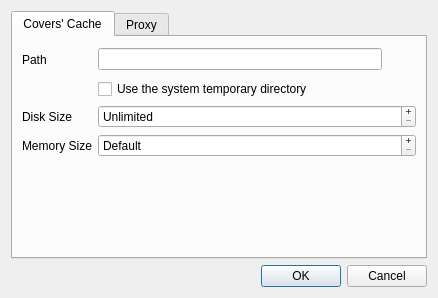
Old version of the form qwbfs/src/PropertiesDialog.ui in the repository amestica/qwbfs.
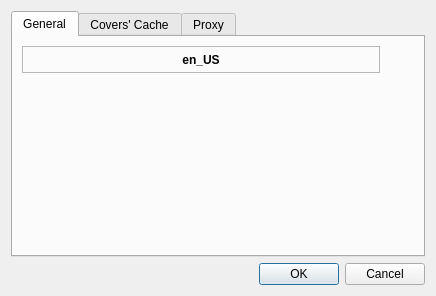
New version of the form. Icons and pictures are not drawn.

What changed in the file:
```diff
--- a/qwbfs/src/PropertiesDialog.ui
+++ b/qwbfs/src/PropertiesDialog.ui
@@ -6,8 +6,8 @@
    <rect>
     <x>0</x>
     <y>0</y>
-    <width>438</width>
-    <height>298</height>
+    <width>436</width>
+    <height>296</height>
    </rect>
   </property>
   <property name="windowTitle">
@@ -19,6 +19,81 @@
      <property name="currentIndex">
       <number>0</number>
      </property>
+     <widget class="QWidget" name="wGeneral">
+      <attribute name="title">
+       <string>General</string>
+      </attribute>
+      <layout class="QVBoxLayout" name="verticalLayout_2">
+       <item>
+        <layout class="QHBoxLayout" name="horizontalLayout_2">
+         <item>
+          <widget class="QLabel" name="lCurrentLocale">
+           <property name="sizePolicy">
+            <sizepolicy hsizetype="Expanding" vsizetype="Preferred">
+             <horstretch>0</horstretch>
+             <verstretch>0</verstretch>
+            </sizepolicy>
+           </property>
+           <property name="font">
+            <font>
+             <weight>75</weight>
+             <bold>true</bold>
+            </font>
+           </property>
+           <property name="toolTip">
+            <string>Application locale</string>
+           </property>
+           <property name="frameShape">
+            <enum>QFrame::StyledPanel</enum>
+           </property>
+           <property name="frameShadow">
+            <enum>QFrame::Sunken</enum>
+           </property>
+           <property name="text">
+            <string notr="true">en_US</string>
+           </property>
+           <property name="alignment">
+            <set>Qt::AlignCenter</set>
+           </property>
+          </widget>
+         </item>
+         <item>
+          <widget class="QToolButton" name="tbChangeLocale">
+           <property name="toolTip">
+            <string>Click here to change the application locale</string>
+           </property>
+           <property name="icon">
+            <iconset resource="../resources/resources.qrc">
+             <normaloff>:/icons/256/folder.png</normaloff>:/icons/256/folder.png</iconset>
+           </property>
+           <property name="iconSize">
+            <size>
+             <width>20</width>
+             <height>20</height>
+            </size>
+           </property>
+           <property name="autoRaise">
+            <bool>true</bool>
+           </property>
+          </widget>
+         </item>
+        </layout>
+       </item>
+       <item>
+        <spacer name="verticalSpacer_3">
+         <property name="orientation">
+          <enum>Qt::Vertical</enum>
+         </property>
+         <property name="sizeHint" stdset="0">
+          <size>
+           <width>16</width>
+           <height>176</height>
+          </size>
+         </property>
+        </spacer>
+       </item>
+      </layout>
+     </widget>
      <widget class="QWidget" name="wCoversCache">
       <attribute name="title">
        <string>Covers' Cache</string>
```
